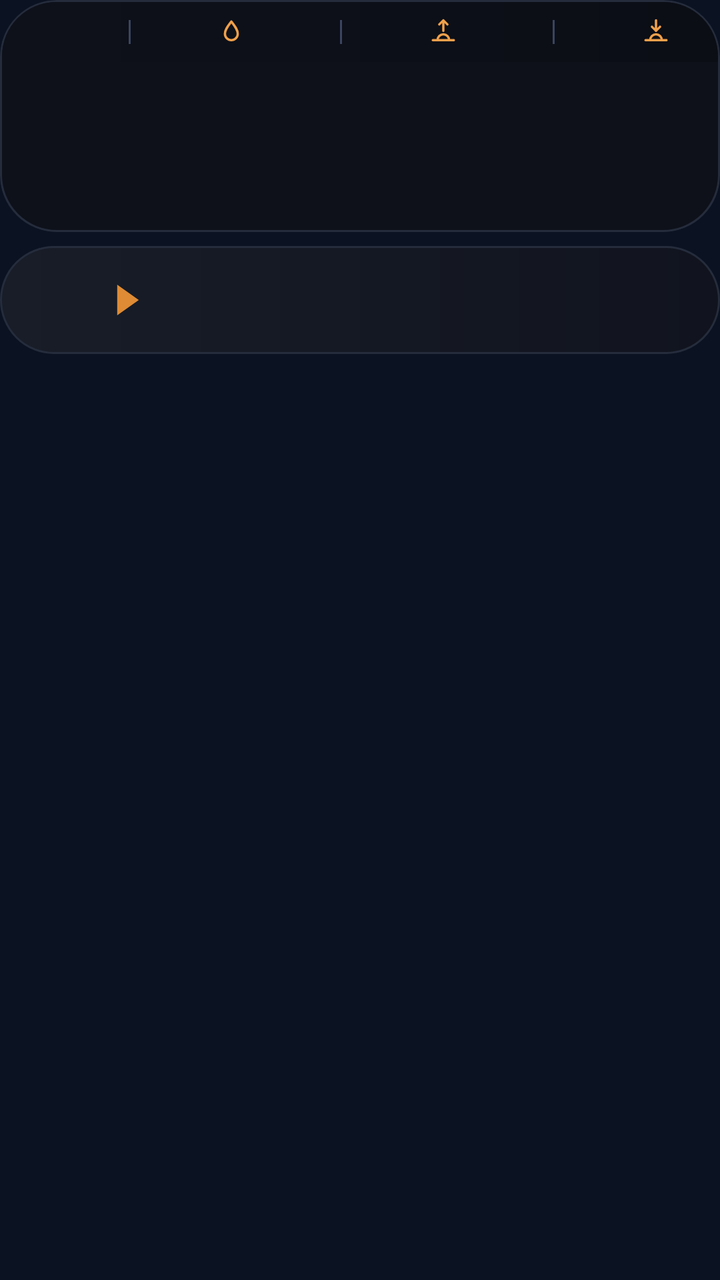
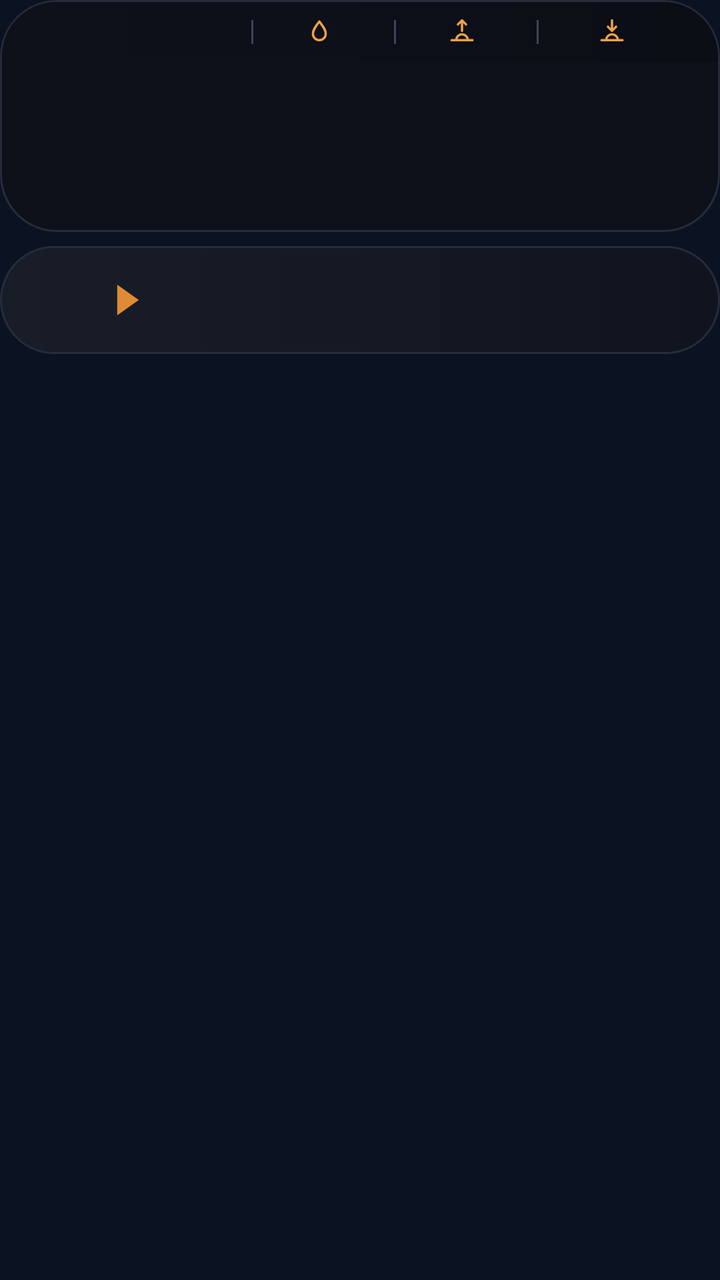

Two renders of the same Android screen: before a commit and after it. Below are the layout's source before the change and the commit's diff.
<!-- AndroidManifest.xml: application theme AppTheme -->
<!-- res/layout/widget_k1.xml -->
<?xml version="1.0" encoding="utf-8"?>
<FrameLayout xmlns:android="http://schemas.android.com/apk/res/android"
    android:id="@+id/root"
    android:layout_width="match_parent"
    android:layout_height="match_parent"
    android:padding="0dp">

    <LinearLayout
        android:layout_width="match_parent"
        android:layout_height="wrap_content"
        android:orientation="vertical">
        <LinearLayout
            android:layout_width="match_parent"
            android:layout_height="wrap_content"
            android:background="@drawable/cur_clocks"
            android:clipToOutline="true"
            android:orientation="vertical"
            android:padding="1dp">
        <LinearLayout
            android:layout_width="match_parent"
            android:layout_height="30dp"
            android:orientation="horizontal"
            android:gravity="center"
            android:background="@drawable/cur_header_top"
            android:paddingStart="20dp"
            android:paddingEnd="20dp">
            <ImageView
                android:id="@+id/hdr_feels"
                android:layout_width="wrap_content"
                android:layout_height="18dp"
                android:adjustViewBounds="true"
                android:scaleType="fitCenter" />
            <FrameLayout
                android:layout_width="0dp"
                android:layout_height="1dp"
                android:layout_weight="1" />
            <ImageView
                android:id="@+id/sep0"
                android:layout_width="1dp"
                android:layout_height="12dp"
                android:src="@drawable/cur_sep"
                android:scaleType="fitXY" />
            <FrameLayout
                android:layout_width="0dp"
                android:layout_height="1dp"
                android:layout_weight="1" />
            <ImageView
                android:id="@+id/ic0"
                android:layout_width="14dp"
                android:layout_height="14dp"
                android:src="@drawable/ic_drop"
                android:scaleType="fitCenter" />
            <ImageView
                android:id="@+id/hdr_hum"
                android:layout_width="wrap_content"
                android:layout_height="18dp"
                android:adjustViewBounds="true"
                android:layout_marginStart="4dp"
                android:scaleType="fitCenter" />
            <FrameLayout
                android:layout_width="0dp"
                android:layout_height="1dp"
                android:layout_weight="1" />
            <ImageView
                android:id="@+id/sep1"
                android:layout_width="1dp"
                android:layout_height="12dp"
                android:src="@drawable/cur_sep"
                android:scaleType="fitXY" />
            <FrameLayout
                android:layout_width="0dp"
                android:layout_height="1dp"
                android:layout_weight="1" />
            <ImageView
                android:id="@+id/ic1"
                android:layout_width="14dp"
                android:layout_height="14dp"
                android:src="@drawable/ic_sunrise"
                android:scaleType="fitCenter" />
            <ImageView
                android:id="@+id/hdr_rise"
                android:layout_width="wrap_content"
                android:layout_height="18dp"
                android:adjustViewBounds="true"
                android:layout_marginStart="4dp"
                android:scaleType="fitCenter" />
            <FrameLayout
                android:layout_width="0dp"
                android:layout_height="1dp"
                android:layout_weight="1" />
            <ImageView
                android:id="@+id/sep2"
                android:layout_width="1dp"
                android:layout_height="12dp"
                android:src="@drawable/cur_sep"
                android:scaleType="fitXY" />
            <FrameLayout
                android:layout_width="0dp"
                android:layout_height="1dp"
                android:layout_weight="1" />
            <ImageView
                android:id="@+id/ic2"
                android:layout_width="14dp"
                android:layout_height="14dp"
                android:src="@drawable/ic_sunset"
                android:scaleType="fitCenter" />
            <ImageView
                android:id="@+id/hdr_set"
                android:layout_width="wrap_content"
                android:layout_height="18dp"
                android:adjustViewBounds="true"
                android:layout_marginStart="4dp"
                android:scaleType="fitCenter" />
        </LinearLayout>
        <LinearLayout
            android:layout_width="match_parent"
            android:layout_height="84dp"
            android:orientation="horizontal"
            android:padding="0dp">
            <FrameLayout
                android:layout_width="0dp"
                android:layout_height="match_parent"
                android:layout_weight="1">
                <LinearLayout
                    android:layout_width="match_parent"
                    android:layout_height="match_parent"
                    android:orientation="horizontal">
                    <ImageView
                        android:id="@+id/clk_bg_0a"
                        android:layout_width="28dp"
                        android:layout_height="match_parent"
                        android:scaleType="fitXY" />
                    <ImageView
                        android:id="@+id/clk_bg_0"
                        android:layout_width="0dp"
                        android:layout_height="match_parent"
                        android:layout_weight="1"
                        android:scaleType="fitXY" />
                </LinearLayout>
                <LinearLayout
                    android:layout_width="match_parent"
                    android:layout_height="match_parent"
                    android:orientation="vertical"
                    android:gravity="center"
                    android:paddingBottom="5dp"
                android:paddingStart="2dp"
                    android:paddingEnd="2dp">
                    <ImageView
                        android:id="@+id/clk_day_0"
                        android:layout_width="match_parent"
                        android:layout_height="16dp"
                        android:scaleType="fitCenter" />
                    <ImageView
                        android:id="@+id/clk_time_0"
                        android:layout_width="match_parent"
                        android:layout_height="30dp"
                        android:scaleType="fitCenter" />
                    <ImageView
                        android:id="@+id/clk_city_0"
                        android:layout_width="match_parent"
                        android:layout_height="16dp"
                        android:layout_marginTop="-3dp"
                        android:scaleType="fitCenter" />
                </LinearLayout>
            </FrameLayout>
            <FrameLayout
                android:layout_width="0dp"
                android:layout_height="match_parent"
                android:layout_weight="1">
                <ImageView
                    android:id="@+id/clk_bg_1"
                    android:layout_width="match_parent"
                    android:layout_height="match_parent"
                    android:scaleType="fitXY" />
                <LinearLayout
                    android:layout_width="match_parent"
                    android:layout_height="match_parent"
                    android:orientation="vertical"
                    android:gravity="center"
                    android:paddingBottom="5dp"
                android:paddingStart="2dp"
                    android:paddingEnd="2dp">
                    <ImageView
                        android:id="@+id/clk_day_1"
                        android:layout_width="match_parent"
                        android:layout_height="16dp"
                        android:scaleType="fitCenter" />
                    <ImageView
                        android:id="@+id/clk_time_1"
                        android:layout_width="match_parent"
                        android:layout_height="30dp"
                        android:scaleType="fitCenter" />
                    <ImageView
                        android:id="@+id/clk_city_1"
                        android:layout_width="match_parent"
                        android:layout_height="16dp"
                        android:layout_marginTop="-3dp"
                        android:scaleType="fitCenter" />
                </LinearLayout>
            </FrameLayout>
            <FrameLayout
                android:layout_width="0dp"
                android:layout_height="match_parent"
                android:layout_weight="1">
                <ImageView
                    android:id="@+id/clk_bg_2"
                    android:layout_width="match_parent"
                    android:layout_height="match_parent"
                    android:scaleType="fitXY" />
                <LinearLayout
                    android:layout_width="match_parent"
                    android:layout_height="match_parent"
                    android:orientation="vertical"
                    android:gravity="center"
                    android:paddingBottom="5dp"
                android:paddingStart="2dp"
                    android:paddingEnd="2dp">
                    <ImageView
                        android:id="@+id/clk_day_2"
                        android:layout_width="match_parent"
                        android:layout_height="16dp"
                        android:scaleType="fitCenter" />
                    <ImageView
                        android:id="@+id/clk_time_2"
                        android:layout_width="match_parent"
                        android:layout_height="30dp"
                        android:scaleType="fitCenter" />
                    <ImageView
                        android:id="@+id/clk_city_2"
                        android:layout_width="match_parent"
                        android:layout_height="16dp"
                        android:layout_marginTop="-3dp"
                        android:scaleType="fitCenter" />
                </LinearLayout>
            </FrameLayout>
            <FrameLayout
                android:layout_width="0dp"
                android:layout_height="match_parent"
                android:layout_weight="1">
                <LinearLayout
                    android:layout_width="match_parent"
                    android:layout_height="match_parent"
                    android:orientation="horizontal">
                    <ImageView
                        android:id="@+id/clk_bg_3"
                        android:layout_width="0dp"
                        android:layout_height="match_parent"
                        android:layout_weight="1"
                        android:scaleType="fitXY" />
                    <ImageView
                        android:id="@+id/clk_bg_3a"
                        android:layout_width="28dp"
                        android:layout_height="match_parent"
                        android:scaleType="fitXY" />
                </LinearLayout>
                <LinearLayout
                    android:layout_width="match_parent"
                    android:layout_height="match_parent"
                    android:orientation="vertical"
                    android:gravity="center"
                    android:paddingBottom="5dp"
                android:paddingStart="2dp"
                    android:paddingEnd="2dp">
                    <ImageView
                        android:id="@+id/clk_day_3"
                        android:layout_width="match_parent"
                        android:layout_height="16dp"
                        android:scaleType="fitCenter" />
                    <ImageView
                        android:id="@+id/clk_time_3"
                        android:layout_width="match_parent"
                        android:layout_height="30dp"
                        android:scaleType="fitCenter" />
                    <ImageView
                        android:id="@+id/clk_city_3"
                        android:layout_width="match_parent"
                        android:layout_height="16dp"
                        android:layout_marginTop="-3dp"
                        android:scaleType="fitCenter" />
                </LinearLayout>
            </FrameLayout>
        </LinearLayout>
        </LinearLayout>
        <LinearLayout
            android:layout_width="match_parent"
            android:layout_height="54dp"
            android:orientation="horizontal"
            android:gravity="center_vertical"
            android:layout_marginTop="7dp"
            android:background="@drawable/cur_row_light"
            android:paddingStart="14dp"
            android:paddingEnd="22dp">
            <LinearLayout
                android:layout_width="wrap_content"
                android:layout_height="wrap_content"
                android:orientation="horizontal"
                android:gravity="center_vertical">
                <ImageView
                    android:id="@+id/fl_a_0"
                    android:layout_width="30dp"
                    android:layout_height="30dp"
                    android:scaleType="fitCenter" />
                <ImageView
                    android:id="@+id/code_a_0"
                    android:layout_width="wrap_content"
                    android:layout_height="22dp"
                    android:adjustViewBounds="true"
                    android:layout_marginStart="6dp"
                    android:scaleType="fitStart" />
                <ImageView
                    android:id="@+id/arrow_0"
                    android:layout_width="12dp"
                    android:layout_height="16dp"
                    android:src="@drawable/cur_arrow"
                    android:layout_marginStart="8dp"
                    android:layout_marginEnd="10dp"
                    android:scaleType="fitCenter" />
                <ImageView
                    android:id="@+id/fl_b_0"
                    android:layout_width="30dp"
                    android:layout_height="30dp"
                    android:scaleType="fitCenter" />
                <ImageView
                    android:id="@+id/code_b_0"
                    android:layout_width="wrap_content"
                    android:layout_height="22dp"
                    android:adjustViewBounds="true"
                    android:layout_marginStart="6dp"
                    android:scaleType="fitStart" />
            </LinearLayout>
            <FrameLayout
                android:layout_width="0dp"
                android:layout_height="1dp"
                android:layout_weight="1" />
            <LinearLayout
                android:layout_width="116dp"
                android:layout_height="wrap_content"
                android:orientation="vertical"
                android:layout_marginStart="6dp">
                <LinearLayout
                    android:layout_width="match_parent"
                    android:layout_height="wrap_content"
                    android:orientation="horizontal"
                    android:gravity="center_vertical">
                    <ImageView
                        android:id="@+id/mkt_val_0"
                        android:layout_width="0dp"
                        android:layout_height="15dp"
                        android:layout_weight="1"
                        android:scaleType="fitEnd" />
                    <ImageView
                        android:id="@+id/mkt_lbl_0"
                        android:layout_width="48dp"
                        android:layout_height="15dp"
                        android:layout_marginStart="8dp"
                        android:scaleType="fitStart" />
                </LinearLayout>
                <LinearLayout
                    android:layout_width="match_parent"
                    android:layout_height="wrap_content"
                    android:orientation="horizontal"
                    android:gravity="center_vertical">
                    <ImageView
                        android:id="@+id/visa_val_0"
                        android:layout_width="0dp"
                        android:layout_height="17dp"
                        android:layout_weight="1"
                        android:scaleType="fitEnd" />
                    <ImageView
                        android:id="@+id/visa_logo_0"
                        android:layout_width="48dp"
                        android:layout_height="17dp"
                        android:layout_marginStart="8dp"
                        android:scaleType="fitStart" />
                </LinearLayout>
            </LinearLayout>
        </LinearLayout>
    </LinearLayout>
</FrameLayout>
<!-- resources referenced by this layout -->
<resources>
  <!-- drawable cur_arrow (drawable) -->
  <?xml version="1.0" encoding="utf-8"?>
  <vector xmlns:android="http://schemas.android.com/apk/res/android" android:width="20dp" android:height="26dp" android:viewportWidth="20" android:viewportHeight="26">
      <path android:fillColor="#FFDF8B35" android:pathData="M1,0L1,26L19,13Z" />
  </vector>
  <!-- drawable cur_clocks (drawable) -->
  <?xml version="1.0" encoding="utf-8"?>
  <shape xmlns:android="http://schemas.android.com/apk/res/android" android:shape="rectangle">
      <gradient android:angle="0" android:startColor="#FF0E111A" android:endColor="#FF0E111A" />
      <stroke android:width="1dp" android:color="#FF252C3C" />
      <corners android:radius="@dimen/widget_radius" />
  </shape>
  <!-- drawable cur_header_top (drawable) -->
  <?xml version="1.0" encoding="utf-8"?>
  <shape xmlns:android="http://schemas.android.com/apk/res/android" android:shape="rectangle">
      <gradient android:angle="0" android:startColor="#FF0E111A" android:endColor="#FF0B0E15" />
      <corners android:topLeftRadius="@dimen/widget_radius_inner" android:topRightRadius="@dimen/widget_radius_inner" />
  </shape>
  <!-- drawable cur_row_light (drawable) -->
  <?xml version="1.0" encoding="utf-8"?>
  <shape xmlns:android="http://schemas.android.com/apk/res/android" android:shape="rectangle">
      <gradient android:angle="0" android:startColor="#FF181D28" android:endColor="#FF11141E" />
      <stroke android:width="1dp" android:color="#FF252C3C" />
      <corners android:radius="@dimen/widget_radius" />
  </shape>
  <!-- drawable cur_sep (drawable) -->
  <?xml version="1.0" encoding="utf-8"?>
  <shape xmlns:android="http://schemas.android.com/apk/res/android" android:shape="rectangle"><solid android:color="#FF3A4560" /></shape>
  <!-- drawable ic_drop (drawable) -->
  <?xml version="1.0" encoding="utf-8"?>
  <vector xmlns:android="http://schemas.android.com/apk/res/android" android:width="24dp" android:height="24dp" android:viewportWidth="24" android:viewportHeight="24">
      <path android:strokeColor="#FFF0A04B" android:strokeWidth="2" android:strokeLineJoin="round" android:fillColor="#00000000"
          android:pathData="M12,3C15,7 17.5,10 17.5,13.5A5.5,5.5 0,0 1,6.5 13.5C6.5,10 9,7 12,3Z" />
  </vector>
  <!-- drawable ic_sunrise (drawable) -->
  <?xml version="1.0" encoding="utf-8"?>
  <vector xmlns:android="http://schemas.android.com/apk/res/android" android:width="24dp" android:height="24dp" android:viewportWidth="24" android:viewportHeight="24">
      <path android:strokeColor="#FFF0A04B" android:strokeWidth="2" android:strokeLineCap="round" android:strokeLineJoin="round" android:fillColor="#00000000"
          android:pathData="M3,19L21,19M7,19A5,5 0,0 1,17 19M12,2L12,11M8.5,5.5L12,2L15.5,5.5" />
  </vector>
  <!-- drawable ic_sunset (drawable) -->
  <?xml version="1.0" encoding="utf-8"?>
  <vector xmlns:android="http://schemas.android.com/apk/res/android" android:width="24dp" android:height="24dp" android:viewportWidth="24" android:viewportHeight="24">
      <path android:strokeColor="#FFF0A04B" android:strokeWidth="2" android:strokeLineCap="round" android:strokeLineJoin="round" android:fillColor="#00000000"
          android:pathData="M3,19L21,19M7,19A5,5 0,0 1,17 19M12,2L12,11M8.5,7.5L12,11L15.5,7.5" />
  </vector>
  <style name="AppTheme" parent="@android:style/Theme.DeviceDefault.NoActionBar">
          <item name="android:colorAccent">#DF8B35</item>
          <item name="android:colorControlActivated">#DF8B35</item>
          <item name="android:windowBackground">#0B1322</item>
          <item name="android:statusBarColor">#0E111A</item>
          <item name="android:navigationBarColor">#0B1322</item>
          <item name="android:textColorHint">#718096</item>
      </style>
  <dimen name="widget_radius">28dp</dimen>
  <dimen name="widget_radius_inner">27dp</dimen>
</resources>

<!-- the commit's change to res/layout/widget_k1.xml (unified diff, before → after) -->
@@ -22,95 +22,99 @@
             android:orientation="horizontal"
             android:gravity="center"
             android:background="@drawable/cur_header_top"
-            android:paddingStart="20dp"
-            android:paddingEnd="20dp">
-            <ImageView
-                android:id="@+id/hdr_feels"
-                android:layout_width="wrap_content"
-                android:layout_height="18dp"
-                android:adjustViewBounds="true"
-                android:scaleType="fitCenter" />
-            <FrameLayout
-                android:layout_width="0dp"
-                android:layout_height="1dp"
-                android:layout_weight="1" />
+            android:paddingStart="12dp"
+            android:paddingEnd="12dp">
+            <LinearLayout
+                android:layout_width="0dp"
+                android:layout_height="match_parent"
+                android:layout_weight="1.6"
+                android:gravity="center"
+                android:orientation="horizontal">
+                <ImageView
+                    android:id="@+id/hdr_feels"
+                    android:layout_width="wrap_content"
+                    android:layout_height="18dp"
+                    android:adjustViewBounds="true"
+                    android:scaleType="fitCenter" />
+            </LinearLayout>
             <ImageView
                 android:id="@+id/sep0"
                 android:layout_width="1dp"
                 android:layout_height="12dp"
                 android:src="@drawable/cur_sep"
                 android:scaleType="fitXY" />
-            <FrameLayout
-                android:layout_width="0dp"
-                android:layout_height="1dp"
-                android:layout_weight="1" />
-            <ImageView
-                android:id="@+id/ic0"
-                android:layout_width="14dp"
-                android:layout_height="14dp"
-                android:src="@drawable/ic_drop"
-                android:scaleType="fitCenter" />
-            <ImageView
-                android:id="@+id/hdr_hum"
-                android:layout_width="wrap_content"
-                android:layout_height="18dp"
-                android:adjustViewBounds="true"
-                android:layout_marginStart="4dp"
-                android:scaleType="fitCenter" />
-            <FrameLayout
-                android:layout_width="0dp"
-                android:layout_height="1dp"
-                android:layout_weight="1" />
+            <LinearLayout
+                android:layout_width="0dp"
+                android:layout_height="match_parent"
+                android:layout_weight="1"
+                android:gravity="center"
+                android:orientation="horizontal">
+                <ImageView
+                    android:id="@+id/ic0"
+                    android:layout_width="14dp"
+                    android:layout_height="14dp"
+                    android:src="@drawable/ic_drop"
+                    android:scaleType="fitCenter" />
+                <ImageView
+                    android:id="@+id/hdr_hum"
+                    android:layout_width="wrap_content"
+                    android:layout_height="18dp"
+                    android:adjustViewBounds="true"
+                    android:layout_marginStart="4dp"
+                    android:scaleType="fitCenter" />
+            </LinearLayout>
             <ImageView
                 android:id="@+id/sep1"
                 android:layout_width="1dp"
                 android:layout_height="12dp"
                 android:src="@drawable/cur_sep"
                 android:scaleType="fitXY" />
-            <FrameLayout
-                android:layout_width="0dp"
-                android:layout_height="1dp"
-                android:layout_weight="1" />
-            <ImageView
-                android:id="@+id/ic1"
-                android:layout_width="14dp"
-                android:layout_height="14dp"
-                android:src="@drawable/ic_sunrise"
-                android:scaleType="fitCenter" />
-            <ImageView
-                android:id="@+id/hdr_rise"
-                android:layout_width="wrap_content"
-                android:layout_height="18dp"
-                android:adjustViewBounds="true"
-                android:layout_marginStart="4dp"
-                android:scaleType="fitCenter" />
-            <FrameLayout
-                android:layout_width="0dp"
-                android:layout_height="1dp"
-                android:layout_weight="1" />
+            <LinearLayout
+                android:layout_width="0dp"
+                android:layout_height="match_parent"
+                android:layout_weight="1"
+                android:gravity="center"
+                android:orientation="horizontal">
+                <ImageView
+                    android:id="@+id/ic1"
+                    android:layout_width="14dp"
+                    android:layout_height="14dp"
+                    android:src="@drawable/ic_sunrise"
+                    android:scaleType="fitCenter" />
+                <ImageView
+                    android:id="@+id/hdr_rise"
+                    android:layout_width="wrap_content"
+                    android:layout_height="18dp"
+                    android:adjustViewBounds="true"
+                    android:layout_marginStart="4dp"
+                    android:scaleType="fitCenter" />
+            </LinearLayout>
             <ImageView
                 android:id="@+id/sep2"
                 android:layout_width="1dp"
                 android:layout_height="12dp"
                 android:src="@drawable/cur_sep"
                 android:scaleType="fitXY" />
-            <FrameLayout
-                android:layout_width="0dp"
-                android:layout_height="1dp"
-                android:layout_weight="1" />
-            <ImageView
-                android:id="@+id/ic2"
-                android:layout_width="14dp"
-                android:layout_height="14dp"
-                android:src="@drawable/ic_sunset"
-                android:scaleType="fitCenter" />
-            <ImageView
-                android:id="@+id/hdr_set"
-                android:layout_width="wrap_content"
-                android:layout_height="18dp"
-                android:adjustViewBounds="true"
-                android:layout_marginStart="4dp"
-                android:scaleType="fitCenter" />
+            <LinearLayout
+                android:layout_width="0dp"
+                android:layout_height="match_parent"
+                android:layout_weight="1.1"
+                android:gravity="center"
+                android:orientation="horizontal">
+                <ImageView
+                    android:id="@+id/ic2"
+                    android:layout_width="14dp"
+                    android:layout_height="14dp"
+                    android:src="@drawable/ic_sunset"
+                    android:scaleType="fitCenter" />
+                <ImageView
+                    android:id="@+id/hdr_set"
+                    android:layout_width="wrap_content"
+                    android:layout_height="18dp"
+                    android:adjustViewBounds="true"
+                    android:layout_marginStart="4dp"
+                    android:scaleType="fitCenter" />
+            </LinearLayout>
         </LinearLayout>
         <LinearLayout
             android:layout_width="match_parent"
@@ -341,35 +345,36 @@
                     android:layout_width="match_parent"
                     android:layout_height="wrap_content"
                     android:orientation="horizontal"
-                    android:gravity="center_vertical">
+                    android:gravity="bottom">
                     <ImageView
                         android:id="@+id/mkt_val_0"
                         android:layout_width="0dp"
-                        android:layout_height="15dp"
+                        android:layout_height="wrap_content"
                         android:layout_weight="1"
                         android:scaleType="fitEnd" />
                     <ImageView
                         android:id="@+id/mkt_lbl_0"
                         android:layout_width="48dp"
-                        android:layout_height="15dp"
+                        android:layout_height="wrap_content"
                         android:layout_marginStart="8dp"
                         android:scaleType="fitStart" />
                 </LinearLayout>
                 <LinearLayout
                     android:layout_width="match_parent"
                     android:layout_height="wrap_content"
+                    android:layout_marginTop="5dp"
                     android:orientation="horizontal"
-                    android:gravity="center_vertical">
+                    android:gravity="top">
                     <ImageView
                         android:id="@+id/visa_val_0"
                         android:layout_width="0dp"
-                        android:layout_height="17dp"
+                        android:layout_height="wrap_content"
                         android:layout_weight="1"
                         android:scaleType="fitEnd" />
                     <ImageView
                         android:id="@+id/visa_logo_0"
                         android:layout_width="48dp"
-                        android:layout_height="17dp"
+                        android:layout_height="16dp"
                         android:layout_marginStart="8dp"
                         android:scaleType="fitStart" />
                 </LinearLayout>
